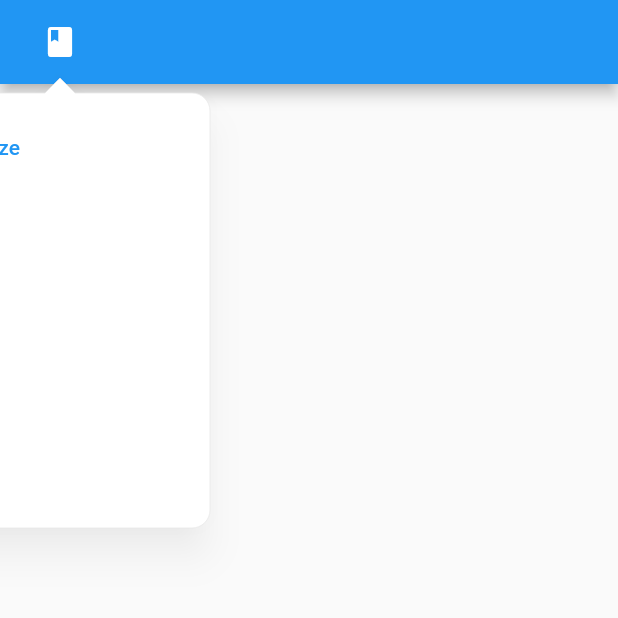
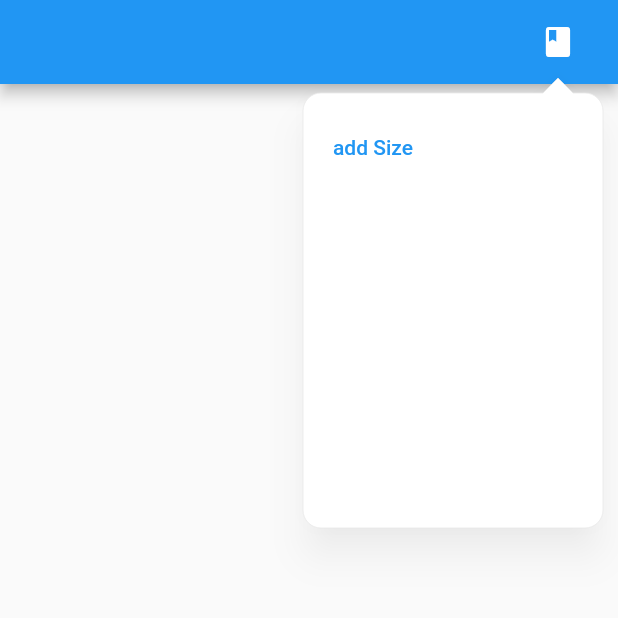
Before and after one commit to wxxedu/my_popup_menu, a Flutter app: the screen it shows after launch, after a tap on the "book" icon, on a phone screen of 412 x 824 dp, the top half of it. Run offline on Flutter 3.47's test engine with Material 2 defaults, Android fonts, the phone set to English and light mode, and no system bars; drawn by our look-alikes of flutter_platform_widgets; our stand-ins replace equatable.

```diff
--- a/example/lib/main.dart
+++ b/example/lib/main.dart
@@ -1,7 +1,6 @@
 import 'dart:async';
 
 import 'package:flutter/material.dart';
-import 'package:flutter/widgets.dart';
 import 'package:flutter_platform_widgets/flutter_platform_widgets.dart';
 import 'package:my_popup_menu/my_popup_menu.dart';
 
@@ -29,7 +28,10 @@ class ExampleHomePage extends StatelessWidget {
   Widget build(BuildContext context) {
     return PlatformScaffold(
       appBar: PlatformAppBar(
-        title: MyPopupIconButton(
+        title: Row(
+          children: [
+            Expanded(child: Container()),
+            MyPopupIconButton(
               isSelected: true,
               menuContent: MyPopupMenu(
                 sizeController: controller,
@@ -48,6 +50,8 @@ class ExampleHomePage extends StatelessWidget {
                 PlatformIcons(context).book,
               ),
             ),
+          ],
+        ),
       ),
     );
   }
--- a/lib/widgets/my_popup_button.dart
+++ b/lib/widgets/my_popup_button.dart
@@ -40,6 +40,7 @@ class MyPopupIconButton extends StatefulWidget {
     this.disabledColor,
     this.popupOffset = const Offset(0, 0),
     this.animationDuration = const Duration(milliseconds: 150),
+    this.minEdgeDistance = 10,
   }) : super(key: key);
   final MyPopupMenu? menuContent;
   final bool isSelected;
@@ -52,6 +53,7 @@ class MyPopupIconButton extends StatefulWidget {
   final Color? disabledColor;
   final EdgeInsets? padding;
   final Duration animationDuration;
+  final double minEdgeDistance;
 
   @override
   State<MyPopupIconButton> createState() => _MyPopupIconButtonState();
@@ -109,6 +111,22 @@ class _MyPopupIconButtonState extends State<MyPopupIconButton>
         final childPosition = myKey.getChildPosition(
             offset: widget.popupOffset,
             relativePosition: MyRelativePosition.bottomMiddle)!;
+        final double screenWidth = MediaQuery.of(context).size.width;
+        late final double trianglePointerHorizontalOffset;
+        if (childPosition.dx < widget.menuContent!.initialSize.width / 2) {
+          trianglePointerHorizontalOffset =
+              widget.menuContent!.initialSize.width / 2 +
+                  widget.minEdgeDistance -
+                  childPosition.dx;
+        } else if (screenWidth <
+            childPosition.dx + widget.menuContent!.initialSize.width / 2) {
+          trianglePointerHorizontalOffset = screenWidth -
+              childPosition.dx -
+              widget.menuContent!.initialSize.width / 2 -
+              widget.minEdgeDistance;
+        } else {
+          trianglePointerHorizontalOffset = 0;
+        }
         return Stack(
           children: [
             GestureDetector(
@@ -117,8 +135,9 @@ class _MyPopupIconButtonState extends State<MyPopupIconButton>
             ),
             Positioned(
               top: childPosition.dy,
-              left:
-                  childPosition.dx - widget.menuContent!.initialSize.width / 2,
+              left: childPosition.dx -
+                  widget.menuContent!.initialSize.width / 2 +
+                  trianglePointerHorizontalOffset,
               child: AnimatedBuilder(
                 animation: _controller,
                 builder: (context, wdg) {
@@ -131,7 +150,10 @@ class _MyPopupIconButtonState extends State<MyPopupIconButton>
                     ),
                   );
                 },
-                child: widget.menuContent!.build(context),
+                child: widget.menuContent!.buildWithHorizontalOffset(
+                  context,
+                  -trianglePointerHorizontalOffset,
+                ),
               ),
             ),
           ],
--- a/lib/widgets/my_popup_menu.dart
+++ b/lib/widgets/my_popup_menu.dart
@@ -1,7 +1,5 @@
 import 'dart:async';
-
 import 'package:flutter/material.dart';
-import 'package:flutter/widgets.dart';
 import 'my_popup_painter.dart';
 
 class MyPopupMenu extends StatelessWidget {
@@ -26,8 +24,8 @@ class MyPopupMenu extends StatelessWidget {
   final Size trianglePointerSize;
   final double elevation;
 
-  @override
-  Widget build(BuildContext context) {
+  Widget buildWithHorizontalOffset(
+      BuildContext context, double horizontalOffset) {
     return StreamBuilder<Size>(
         stream: sizeController.stream,
         builder: (context, snapshot) {
@@ -39,10 +37,12 @@ class MyPopupMenu extends StatelessWidget {
               children: [
                 CustomPaint(
                   painter: MyPopupPainter(
-                      color: color,
-                      cornerRadius: borderRadius,
-                      trianglePointerSize: trianglePointerSize,
-                      elevation: elevation),
+                    color: color,
+                    cornerRadius: borderRadius,
+                    trianglePointerSize: trianglePointerSize,
+                    elevation: elevation,
+                    trianglePointerHorizontalOffset: horizontalOffset,
+                  ),
                   size: snapshot.data ?? initialSize,
                 ),
                 Padding(
@@ -61,4 +61,9 @@ class MyPopupMenu extends StatelessWidget {
           );
         });
   }
+
+  @override
+  Widget build(BuildContext context) {
+    return buildWithHorizontalOffset(context, 0);
+  }
 }
--- a/lib/widgets/my_popup_painter.dart
+++ b/lib/widgets/my_popup_painter.dart
@@ -11,6 +11,7 @@ class MyPopupPainter extends CustomPainter {
     required this.cornerRadius,
     required this.color,
     required this.elevation,
+    this.trianglePointerHorizontalOffset = 0,
     this.border = const MyPopupMenuBorder(
       width: 0.5,
       color: Color.fromARGB(255, 232, 232, 232),
@@ -22,6 +23,7 @@ class MyPopupPainter extends CustomPainter {
   final Color color;
   final double elevation;
   final MyPopupMenuBorder border;
+  final double trianglePointerHorizontalOffset;
 
   @override
   void paint(Canvas canvas, Size size) {
@@ -47,21 +49,24 @@ class MyPopupPainter extends CustomPainter {
     final Offset point2 = Offset(
           (size.width - trianglePointerSize.width) / 2,
           trianglePointerSize.height,
-    );
+        ) +
+        Offset(trianglePointerHorizontalOffset, 0);
 
     path.lineToPoint(point2);
 
     final Offset point3 = Offset(
           size.width / 2,
           0,
-    );
+        ) +
+        Offset(trianglePointerHorizontalOffset, 0);
 
     path.lineToPoint(point3);
 
     final Offset point4 = Offset(
           (size.width + trianglePointerSize.width) / 2,
           trianglePointerSize.height,
-    );
+        ) +
+        Offset(trianglePointerHorizontalOffset, 0);
 
     path.lineToPoint(point4);
 
--- a/pubspec.yaml
+++ b/pubspec.yaml
@@ -1,6 +1,6 @@
 name: my_popup_menu
 description: My Popup Menu!
-version: 1.2.0
+version: 1.2.1
 homepage: https://github.com/wxxedu/my_popup_menu
 
 environment:
```
Also changed, not shown: example/pubspec.lock. Lines whose indentation alone changed are shown as unchanged.
